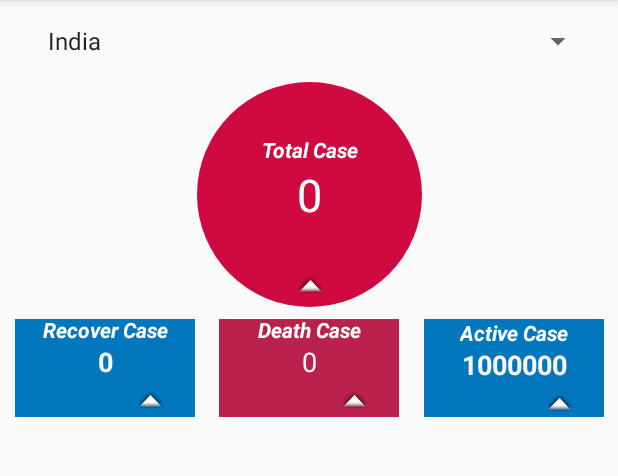
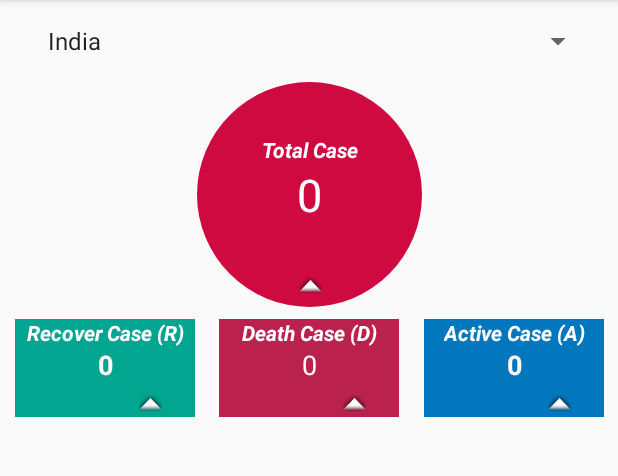
Before and after one commit to ag597482/Covid19, an Android app: the screen it shows after launch (MainActivity), on a phone screen of 412 x 824 dp, the part 84-560 px from its top. Run offline under Robolectric (Android 15) with nearby library versions, the phone set to English and light mode, and no system bars.

Commit message:
Main activity almost done with api

```diff
--- a/app/src/main/java/com/example/android/covid19/Location_card_addapter.java
+++ b/app/src/main/java/com/example/android/covid19/Location_card_addapter.java
@@ -78,18 +78,18 @@ public class Location_card_addapter extends ArrayAdapter<info_card> {
         TextView location_active = (TextView) listItemView.findViewById(R.id.location_active);
         // Get the version name from the current AndroidFlavor object and
         // set this text on the name TextView
-        location_active.setText(String.valueOf(currentAndroidFlavor.getLocation_active()));
+        location_active.setText(String.valueOf(currentAndroidFlavor.getLocation_active())+" (A)");
 
         // Find the TextView in the list_item.xml layout with the ID version_number
         TextView location_death = (TextView) listItemView.findViewById(R.id.location_death);
         // Get the version number from the current AndroidFlavor object and
         // set this text on the number TextView
-        location_death.setText(String.valueOf(currentAndroidFlavor.getLocation_death()));
+        location_death.setText(String.valueOf(currentAndroidFlavor.getLocation_death())+" (D)");
 
         TextView location_recovery = (TextView) listItemView.findViewById(R.id.location_recovery);
         // Get the version name from the current AndroidFlavor object and
         // set this text on the name TextView
-        location_recovery.setText(String.valueOf(currentAndroidFlavor.getLocation_recovery()));
+        location_recovery.setText(String.valueOf(currentAndroidFlavor.getLocation_recovery())+ " (R)");
 
         // Find the TextView in the list_item.xml layout with the ID version_number
         TextView location_total_cases = (TextView) listItemView.findViewById(R.id.location_total_cases);
--- a/app/src/main/java/com/example/android/covid19/MainActivity.java
+++ b/app/src/main/java/com/example/android/covid19/MainActivity.java
@@ -7,11 +7,13 @@ import android.os.Bundle;
 import android.text.TextUtils;
 import android.util.Log;
 import android.view.View;
+import android.widget.AdapterView;
 import android.widget.ArrayAdapter;
 import android.widget.Button;
 import android.widget.ListView;
 import android.widget.Spinner;
 import android.widget.TextView;
+import android.widget.Toast;
 
 import org.json.JSONArray;
 import org.json.JSONException;
@@ -28,33 +30,46 @@ import java.nio.charset.Charset;
 import java.util.ArrayList;
 import java.util.Collection;
 
-public class MainActivity extends AppCompatActivity {
+public class MainActivity extends AppCompatActivity implements AdapterView.OnItemSelectedListener {
+
+    public static String spinner_location;
 
     private static final String USGS_REQUEST_URL =
             "https://api.covid19india.org/state_district_wise.json";
+
+    String [] state= {"India","Andhra Pradesh", "Arunachal Pradesh", "Assam", "Bihar", "Chhattisgarh", "Goa", "Gujarat", "Haryana", "Himachal Pradesh", "Jammu and Kashmir", "Jharkhand", "Karnataka", "Kerala", "Madhya Pradesh", "Maharashtra", "Manipur", "Meghalaya", "Mizoram", "Nagaland", "Odisha", "Punjab", "Rajasthan", "Sikkim", "Tamil Nadu", "Telangana", "Tripura", "Uttarakhand", "Uttar Pradesh", "West Bengal", "Andaman and Nicobar Islands", "Chandigarh",
+            "Dadra and Nagar Haveli", "Dadra and Nagar Haveli and Daman and Diu", "Delhi", "Lakshadweep", "Puducherry"} ;
 
 
     public static final String LOG_TAG = MainActivity.class.getSimpleName();
     @Override
     protected void onCreate(Bundle savedInstanceState) {
-        EarthquakeAsyncTask task = new EarthquakeAsyncTask();
-        task.execute(USGS_REQUEST_URL);
         Log.v(LOG_TAG, "just under creat");
         super.onCreate(savedInstanceState);
         setContentView(R.layout.activity_main);
         ArrayList<String> statelist = new ArrayList<>();
-        String [] state= {"India","Andhra Pradesh", "Arunachal Pradesh", "Assam", "Bihar", "Chhattisgarh", "Goa", "Gujarat", "Haryana", "Himachal Pradesh", "Jammu and Kashmir", "Jharkhand", "Karnataka", "Kerala", "Madhya Pradesh", "Maharashtra", "Manipur", "Meghalaya", "Mizoram", "Nagaland", "Odisha", "Punjab", "Rajasthan", "Sikkim", "Tamil Nadu", "Telangana", "Tripura", "Uttarakhand", "Uttar Pradesh", "West Bengal", "Andaman and Nicobar Islands", "Chandigarh",
-                "Dadra and Nagar Haveli", "Daman and Diu", "Delhi", "Lakshadweep", "Puducherry"} ;
         for(int i=0;i<state.length;i++)
         statelist.add(state[i]);
 
         Spinner location_spinner = (Spinner) findViewById(R.id.location);
 
+        location_spinner.setOnItemSelectedListener(this );
         ArrayAdapter<String> adapter = new ArrayAdapter<String>(
                 this, android.R.layout.simple_list_item_1, statelist);
 
         location_spinner.setAdapter(adapter);
-        //
+    }
+
+
+    @Override
+    public void onItemSelected(AdapterView<?> parent, View view, int position, long id) {
+        spinner_location = parent.getItemAtPosition(position).toString();
+            EarthquakeAsyncTask task = new EarthquakeAsyncTask();
+            task.execute(USGS_REQUEST_URL);
+    }
+
+    @Override
+    public void onNothingSelected(AdapterView<?> parent) {
 
     }
 
@@ -65,7 +80,7 @@ public class MainActivity extends AppCompatActivity {
         TextView total_recovery=(TextView) findViewById(R.id.total_recovery);
         TextView total_death=(TextView) findViewById(R.id.total_death);
 
-        TextView total_active=(TextView) findViewById(R.id.total_death);
+        TextView total_active=(TextView) findViewById(R.id.total_active);
         int tc=0,tr=0,td=0,ta=0;
         for(int i=0;i<arr.size();i++)
         {
@@ -93,6 +108,7 @@ public class MainActivity extends AppCompatActivity {
 
 
 
+
     private class EarthquakeAsyncTask extends AsyncTask<String, Void, ArrayList<info_card> > {
 
         protected ArrayList<info_card> doInBackground(String... urls) {
--- a/app/src/main/res/layout/activity_main.xml
+++ b/app/src/main/res/layout/activity_main.xml
@@ -46,7 +46,7 @@
         android:layout_marginTop="8dp"
         android:layout_marginEnd="16dp"
         android:layout_marginRight="16dp"
-        android:background="#0277BD"
+        android:background="#01A590"
         android:orientation="vertical"
         app:layout_constraintEnd_toStartOf="@+id/constraintLayout2"
         app:layout_constraintStart_toStartOf="parent"
@@ -56,7 +56,7 @@
             android:id="@+id/recover_cases_text"
             android:layout_width="wrap_content"
             android:layout_height="wrap_content"
-            android:text="Recover Case"
+            android:text="Recover Case (R)"
             android:textColor="#FFFFFF"
             android:textStyle="bold|italic"
             app:layout_constraintBottom_toTopOf="@id/total_recovery"
@@ -68,7 +68,7 @@
             android:layout_width="match_parent"
             android:layout_height="wrap_content"
             android:layout_gravity="center"
-            android:layout_marginTop="16dp"
+            android:layout_marginTop="18dp"
             android:gravity="center"
             android:text="recovered"
             android:textColor="#FAF6F6"
@@ -118,7 +118,7 @@
             android:id="@+id/death_cases_text"
             android:layout_width="wrap_content"
             android:layout_height="wrap_content"
-            android:text="Death Case"
+            android:text="Death Case (D)"
             android:textColor="#FFFFFF"
             android:textStyle="bold|italic"
             app:layout_constraintBottom_toTopOf="@id/total_death"
@@ -130,7 +130,7 @@
             android:layout_width="match_parent"
             android:layout_height="wrap_content"
             android:layout_gravity="center"
-            android:layout_marginTop="16dp"
+            android:layout_marginTop="18dp"
             android:gravity="center"
             android:text="1000000000"
             android:textColor="#FAF6F6"
@@ -214,7 +214,7 @@
             android:id="@+id/Active_cases_text"
             android:layout_width="wrap_content"
             android:layout_height="wrap_content"
-            android:text="Active Case"
+            android:text="Active Case (A)"
             android:textColor="#FFFFFF"
             android:textStyle="bold|italic"
             app:layout_constraintBottom_toTopOf="@id/total_active"
--- a/app/src/main/res/values/colors.xml
+++ b/app/src/main/res/values/colors.xml
@@ -3,4 +3,7 @@
     <color name="colorPrimaryDark">#ba224d</color>
     <color name="colorPrimary">#CF0A41</color>
     <color name="colorAccent">#03DAC5</color>
+    <color name="Recover">#01A590</color>
+    <color name="death">#CF0A41</color>
+    <color name="Active">#0277BD</color>
 </resources>
```
Also changed, not shown: app/src/main/java/com/example/android/covid19/Utils.java (+76 -2 lines), app/src/main/res/layout/list_item.xml (+18 -8 lines).
